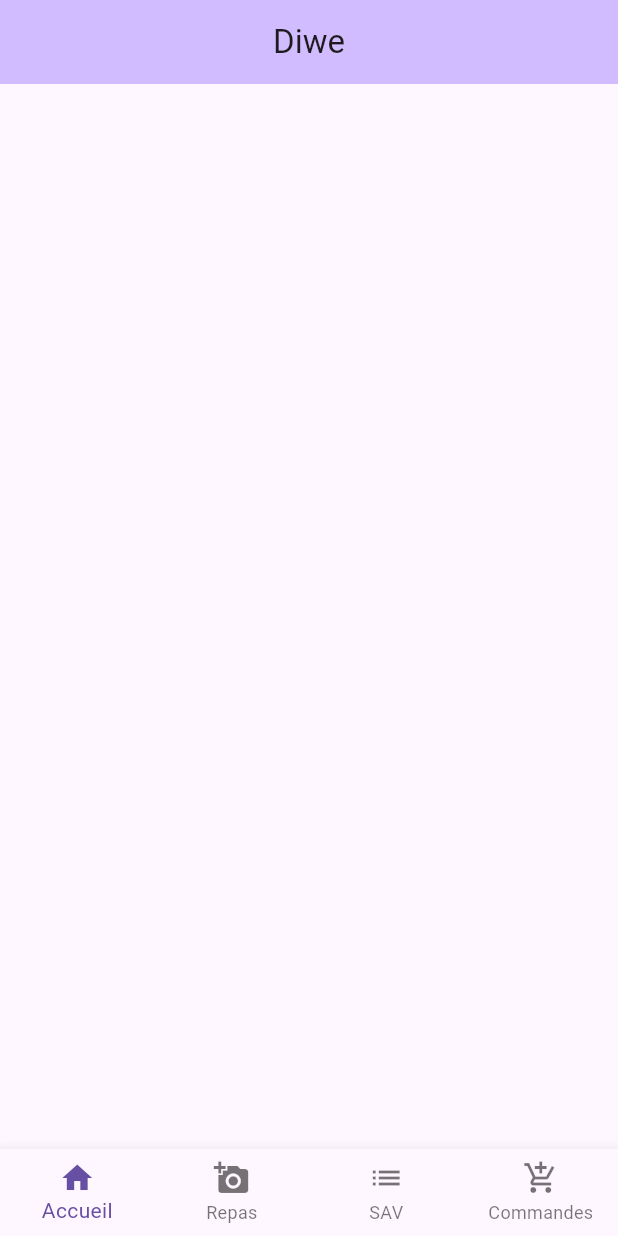
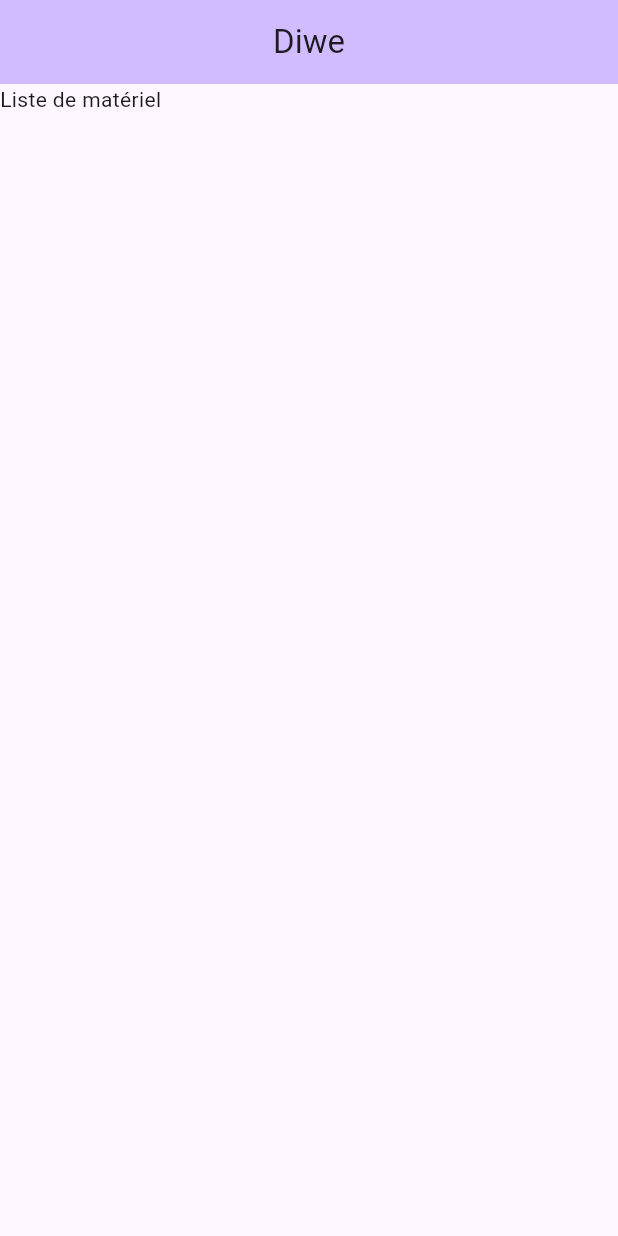
Before and after one commit to KelevraP5/DiWe, a Flutter app: the screen it shows after launch, on a phone screen of 412 x 824 dp. Run offline on Flutter 3.47's test engine with Material 3 defaults, Android fonts, the phone set to English and light mode, and no system bars.

Commit message:
base page SAV

```diff
--- a/lib/components/bottom_nav_bar.dart
+++ /dev/null
@@ -1,40 +0,0 @@
-import 'package:flutter/material.dart';
-
-import 'package:diwe_flutter/pages/home.dart';
-
-class BottomNavBar extends StatefulWidget {
-  const BottomNavBar({super.key});
-
-  @override
-  State<BottomNavBar> createState() => _BottomNavBarState();
-}
-
-class _BottomNavBarState extends State<BottomNavBar> {
-  @override
-  Widget build(BuildContext context) {
-    return BottomNavigationBar(
-      type: BottomNavigationBarType.fixed,
-      items: [
-        BottomNavigationBarItem(
-          label : 'Accueil',
-          icon : const Icon(Icons.home),
-        ),
-
-        BottomNavigationBarItem(
-          label : 'Repas',
-          icon : Icon(Icons.add_a_photo),
-        ),
-
-        BottomNavigationBarItem(
-          label : 'SAV',
-          icon : Icon(Icons.list),
-        ),
-
-        BottomNavigationBarItem(
-          label : 'Commandes',
-          icon : Icon(Icons.add_shopping_cart),
-        ),
-      ],
-    );
-  }
-}
--- a/lib/main.dart
+++ b/lib/main.dart
@@ -1,7 +1,5 @@
+import 'package:diwe_flutter/pages/liste_materiel.dart';
 import 'package:flutter/material.dart';
-
-import 'package:diwe_flutter/pages/home.dart';
-import 'package:diwe_flutter/components/bottom_nav_bar.dart';
 
 void main() {
   runApp(const MyApp());
@@ -40,9 +38,12 @@
       ),
       body: Column(
         children: [
+          InkWell(
+              onTap: () => Navigator.of(context).push(MaterialPageRoute(builder: (BuildContext context) => ListeMateriel())),
+              child: Text('Liste de matériel'),
+          ),
         ],
       ),
-      bottomNavigationBar: const BottomNavBar(),
     );
   }
 }
```
Also changed, not shown: lib/pages/commandes.dart (added, +27 -0 lines), lib/pages/liste_materiel.dart (+53 -11 lines).
